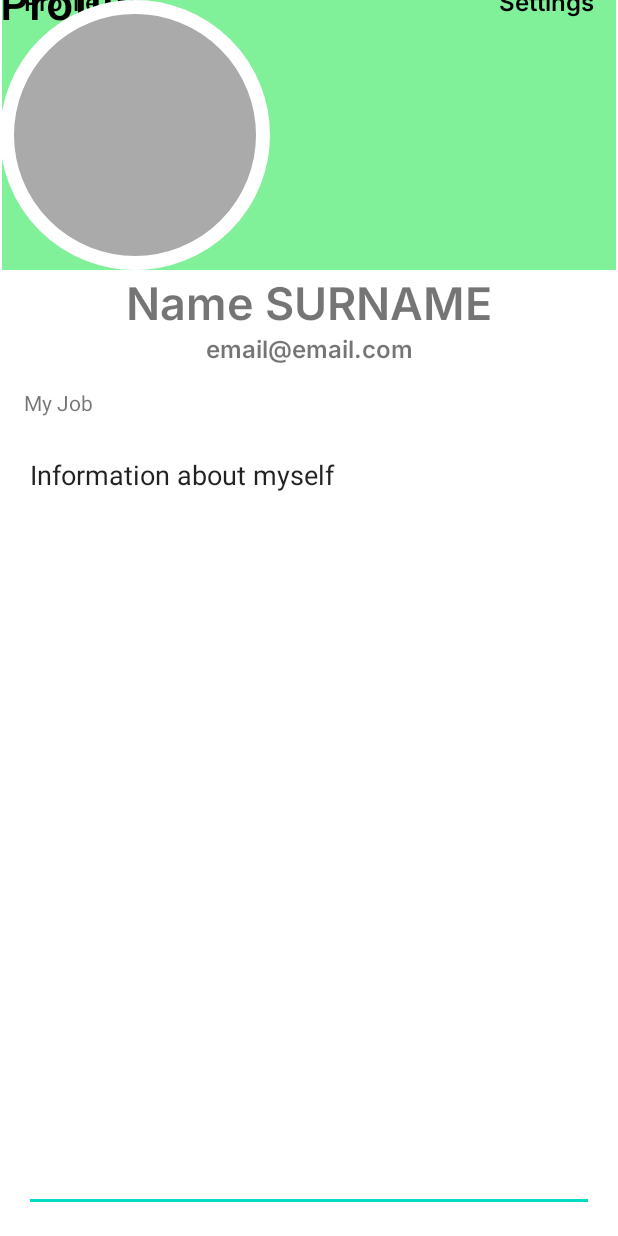
After one commit to HoelGoyat/TchinConnect, an Android app: the layout profile.xml on its own in the app's theme, with its tools: preview values and no code run, on a phone screen of 412 x 824 dp. The commit adds this screen. Run offline under Robolectric (Android 15) with nearby library versions, the phone set to English and light mode, and no system bars; Roboto replaces fonts that are not available here.

Commit message:
Feat:continuing the layouts Added layouts for contact list and personal profile

```diff
--- a/app/src/main/res/layout/create_account_2.xml
+++ b/app/src/main/res/layout/create_account_2.xml
@@ -6,7 +6,7 @@
     android:layout_height="match_parent">
 
     <androidx.constraintlayout.widget.ConstraintLayout
-        android:id="@+id/topLayout"
+        android:id="@+id/topCardListLayout"
         android:layout_width="match_parent"
         android:layout_height="200dp"
         app:layout_constraintTop_toTopOf="parent">
@@ -30,7 +30,7 @@
         android:id="@+id/middleLayout"
         android:layout_width="match_parent"
         android:layout_height="0dp"
-        app:layout_constraintTop_toBottomOf="@+id/topLayout">
+        app:layout_constraintTop_toBottomOf="@+id/topCardListLayout">
 
         <EditText
             android:id="@+id/jobTitleInput"
--- /dev/null
+++ b/app/src/main/res/layout/profile.xml
@@ -0,0 +1,138 @@
+<?xml version="1.0" encoding="utf-8"?>
+<androidx.constraintlayout.widget.ConstraintLayout xmlns:android="http://schemas.android.com/apk/res/android"
+    xmlns:app="http://schemas.android.com/apk/res-auto"
+    xmlns:tools="http://schemas.android.com/tools"
+    android:layout_width="match_parent"
+    android:layout_height="match_parent">
+
+    <androidx.constraintlayout.widget.ConstraintLayout
+        android:id="@+id/profileTopBackground"
+        android:layout_width="409dp"
+        android:layout_height="180dp"
+        android:background="@color/tchin_green"
+        app:layout_constraintEnd_toEndOf="parent"
+        app:layout_constraintStart_toStartOf="parent"
+        app:layout_constraintTop_toTopOf="parent">
+
+    </androidx.constraintlayout.widget.ConstraintLayout>
+
+    <androidx.constraintlayout.widget.ConstraintLayout
+        android:id="@+id/profileTopLayout"
+        android:layout_width="match_parent"
+        android:layout_height="wrap_content"
+        app:layout_constraintEnd_toEndOf="parent"
+        app:layout_constraintStart_toStartOf="parent"
+        app:layout_constraintTop_toTopOf="parent">
+
+        <TextView
+            android:id="@+id/profileBackLink"
+            android:layout_width="wrap_content"
+            android:layout_height="wrap_content"
+            android:layout_marginStart="16dp"
+            android:fontFamily="@font/inter_semibold"
+            android:text="Profile"
+            android:textColor="@color/black"
+            android:textSize="16sp"
+            app:layout_constraintBottom_toTopOf="@+id/profilePicView"
+            app:layout_constraintStart_toStartOf="parent"
+            app:layout_constraintTop_toTopOf="parent" />
+
+        <TextView
+            android:id="@+id/profileCardListSettingsLink2"
+            android:layout_width="wrap_content"
+            android:layout_height="wrap_content"
+            android:layout_marginEnd="16dp"
+            android:fontFamily="@font/inter_semibold"
+            android:text="Settings"
+            android:textColor="@color/black"
+            android:textSize="16sp"
+            app:layout_constraintBottom_toTopOf="@+id/profilePicView"
+            app:layout_constraintEnd_toEndOf="parent"
+            app:layout_constraintTop_toTopOf="parent" />
+
+        <TextView
+            android:id="@+id/profileTile"
+            android:layout_width="wrap_content"
+            android:layout_height="wrap_content"
+            android:fontFamily="@font/inter_semibold"
+            android:text="Profile"
+            android:textColor="@color/black"
+            android:textSize="30sp"
+            app:layout_constraintBottom_toTopOf="@+id/profilePicView"
+            app:layout_constraintTop_toTopOf="parent"
+            tools:layout_editor_absoluteX="163dp" />
+
+        <ImageView
+            android:id="@+id/profilePicView"
+            android:layout_width="180dp"
+            android:layout_height="180dp"
+            app:srcCompat="@drawable/circular"
+            tools:layout_editor_absoluteX="116dp"
+            tools:layout_editor_absoluteY="91dp" />
+
+        <TextView
+            android:id="@+id/textView3"
+            android:layout_width="wrap_content"
+            android:layout_height="wrap_content"
+            android:fontFamily="@font/inter_semibold"
+            android:text="Name SURNAME"
+            android:textSize="30sp"
+            app:layout_constraintEnd_toEndOf="parent"
+            app:layout_constraintStart_toStartOf="parent"
+            app:layout_constraintTop_toBottomOf="@+id/profilePicView" />
+
+        <TextView
+            android:id="@+id/textView5"
+            android:layout_width="wrap_content"
+            android:layout_height="wrap_content"
+            android:fontFamily="@font/inter_semibold"
+            android:text="email@email.com"
+            android:textSize="16sp"
+            app:layout_constraintEnd_toEndOf="parent"
+            app:layout_constraintStart_toStartOf="parent"
+            app:layout_constraintTop_toBottomOf="@+id/textView3" />
+    </androidx.constraintlayout.widget.ConstraintLayout>
+
+    <androidx.constraintlayout.widget.ConstraintLayout
+        android:id="@+id/profileBottomLayout"
+        android:layout_width="match_parent"
+        android:layout_height="0dp"
+        app:layout_constraintBottom_toBottomOf="parent"
+        app:layout_constraintEnd_toEndOf="parent"
+        app:layout_constraintStart_toStartOf="parent"
+        app:layout_constraintTop_toBottomOf="@+id/profileTopLayout">
+
+        <TextView
+            android:id="@+id/textView6"
+            android:layout_width="0dp"
+            android:layout_height="wrap_content"
+            android:layout_marginStart="16dp"
+            android:layout_marginTop="16dp"
+            android:layout_marginEnd="16dp"
+            android:text="My Job"
+            app:layout_constraintEnd_toEndOf="parent"
+            app:layout_constraintHorizontal_bias="0.498"
+            app:layout_constraintStart_toStartOf="parent"
+            app:layout_constraintTop_toTopOf="parent" />
+
+        <EditText
+            android:id="@+id/editTextTextMultiLine3"
+            android:layout_width="0dp"
+            android:layout_height="0dp"
+            android:layout_marginStart="16dp"
+            android:layout_marginTop="16dp"
+            android:layout_marginEnd="16dp"
+            android:layout_marginBottom="16dp"
+            android:ems="10"
+            android:gravity="start|top"
+            android:inputType="none"
+            android:text="Information about myself"
+            app:layout_constraintBottom_toBottomOf="parent"
+            app:layout_constraintEnd_toEndOf="parent"
+            app:layout_constraintHorizontal_bias="0.497"
+            app:layout_constraintStart_toStartOf="parent"
+            app:layout_constraintTop_toBottomOf="@+id/textView6" />
+
+    </androidx.constraintlayout.widget.ConstraintLayout>
+
+</androidx.constraintlayout.widget.ConstraintLayout>
```
Also changed, not shown: app/src/main/java/org/esaip/tchinconnect/fragments/ProfileListFragment.java (added, +13 -0 lines), app/src/main/res/layout/cards_list.xml (added, +122 -0 lines), app/src/main/res/layout/profile_card_list_fragment.xml (added, +57 -0 lines).
